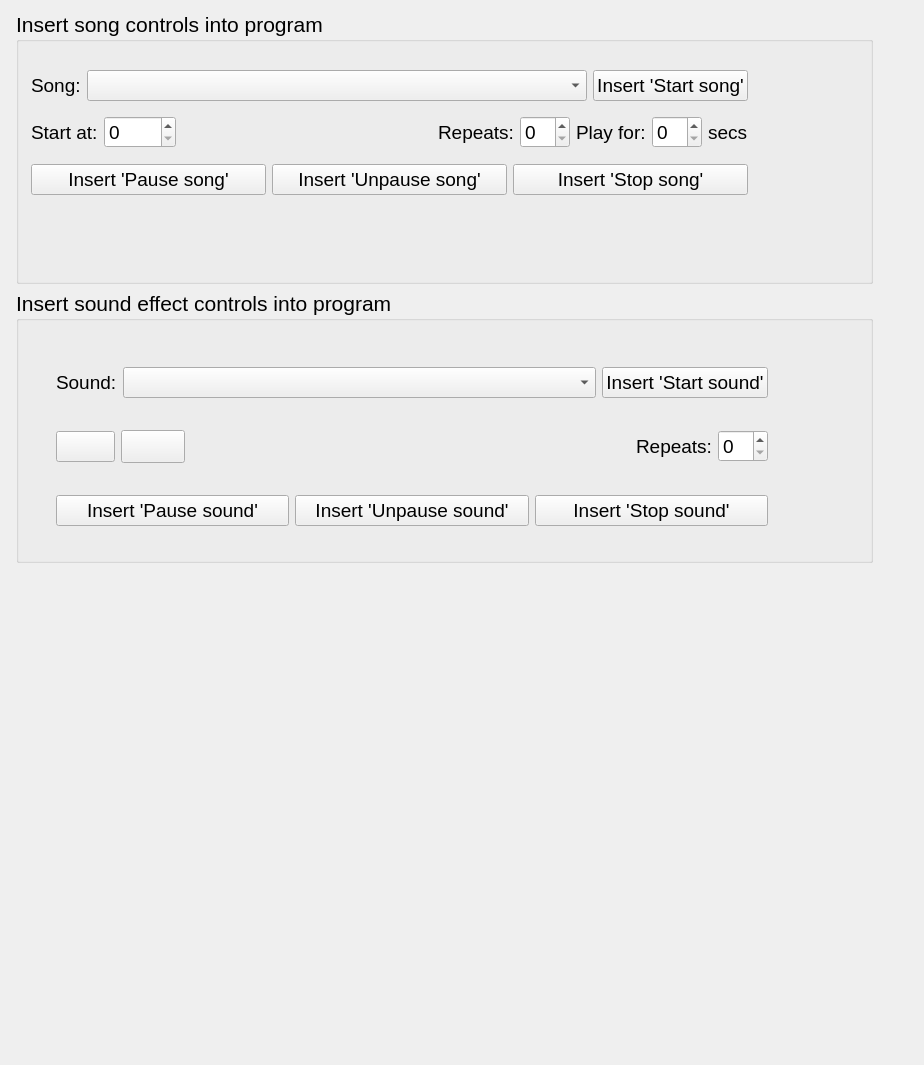
This is src/speakeasy/tapper/QTCreatorFiles/insertMultiMediaControls/insertMultiMediaControls.ui in ros-visualization/speakeasy as Qt 5 draws it before an edit. The edited form follows.
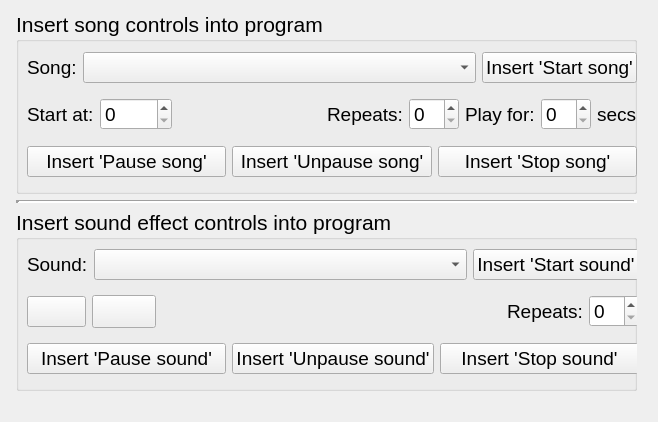
This is the edited form. Icons and pictures are not drawn.

Commit message: Finished panels modulo integration into Puppet.

```diff
--- a/src/speakeasy/tapper/QTCreatorFiles/insertMultiMediaControls/insertMultiMediaControls.ui
+++ b/src/speakeasy/tapper/QTCreatorFiles/insertMultiMediaControls/insertMultiMediaControls.ui
@@ -6,8 +6,8 @@
    <rect>
     <x>0</x>
     <y>0</y>
-    <width>924</width>
-    <height>1065</height>
+    <width>658</width>
+    <height>422</height>
    </rect>
   </property>
   <property name="windowTitle">
@@ -18,8 +18,8 @@
     <rect>
      <x>5</x>
      <y>0</y>
-     <width>879</width>
-     <height>574</height>
+     <width>643</width>
+     <height>402</height>
     </rect>
    </property>
    <layout class="QVBoxLayout" name="outermostVBox">
@@ -36,18 +36,21 @@
         <pointsize>16</pointsize>
        </font>
       </property>
+      <property name="styleSheet">
+       <string notr="true"/>
+      </property>
       <property name="title">
        <string>Insert song controls into program</string>
       </property>
       <property name="flat">
-       <bool>true</bool>
+       <bool>false</bool>
       </property>
       <widget class="QWidget" name="verticalLayoutWidget">
        <property name="geometry">
         <rect>
-         <x>4</x>
-         <y>48</y>
-         <width>739</width>
+         <x>0</x>
+         <y>30</y>
+         <width>632</width>
          <height>147</height>
         </rect>
        </property>
@@ -235,6 +238,19 @@
       </widget>
      </widget>
     </item>
+    <item>
+     <widget class="Line" name="dividerBetweenGroupBoxesLine">
+      <property name="styleSheet">
+       <string notr="true">color=rgb(0, 85, 0)</string>
+      </property>
+      <property name="lineWidth">
+       <number>4</number>
+      </property>
+      <property name="orientation">
+       <enum>Qt::Horizontal</enum>
+      </property>
+     </widget>
+    </item>
     <item>
      <widget class="QGroupBox" name="soundInsertSoundGroupBox">
       <property name="sizePolicy">
@@ -248,19 +264,22 @@
         <pointsize>16</pointsize>
        </font>
       </property>
+      <property name="styleSheet">
+       <string notr="true">background-color=rgb(21, 103, 8)</string>
+      </property>
       <property name="title">
        <string>Insert sound effect controls into program</string>
       </property>
       <property name="flat">
-       <bool>true</bool>
+       <bool>false</bool>
       </property>
       <widget class="QWidget" name="verticalLayoutWidget_2">
        <property name="geometry">
         <rect>
-         <x>29</x>
-         <y>40</y>
-         <width>734</width>
-         <height>233</height>
+         <x>0</x>
+         <y>20</y>
+         <width>634</width>
+         <height>166</height>
         </rect>
        </property>
        <layout class="QVBoxLayout" name="insertSoundVBox">
```
Left out of the diff: 6 changed lines with no effect on the pictures. The commit also changes 5 other files.
